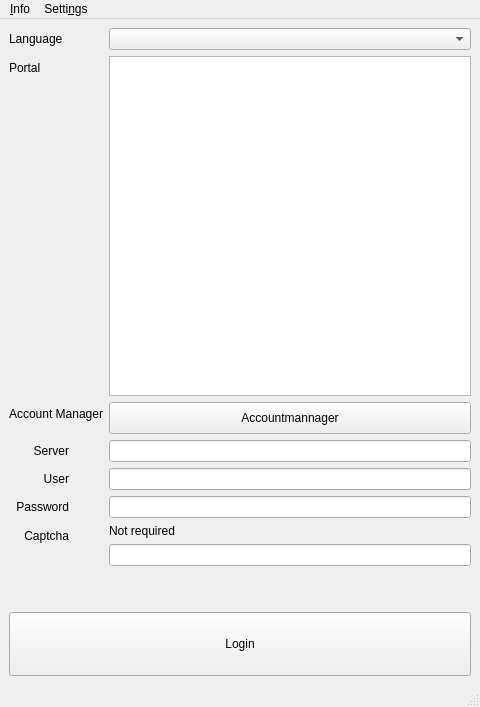
First picture: the form in viur_admin/ui/loginform.ui, repository viur-framework/viur-admin, before the edit.
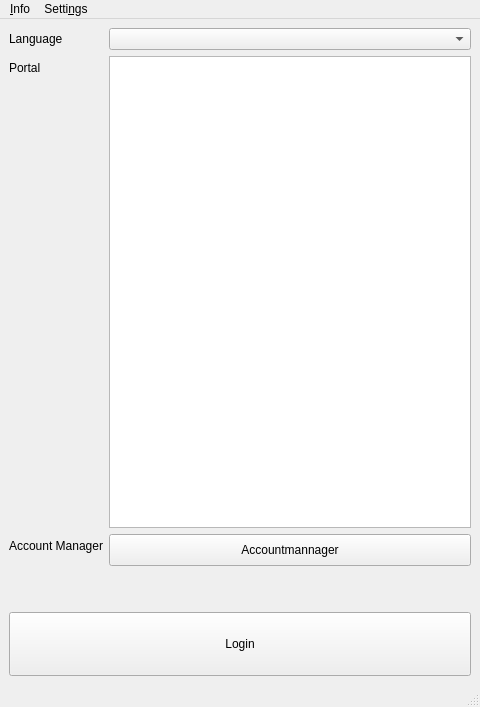
Second picture: the form after the edit. Icons and pictures are not drawn.

The edit to the form file:
```diff
--- a/viur_admin/ui/loginform.ui
+++ b/viur_admin/ui/loginform.ui
@@ -93,108 +93,6 @@
         </property>
        </widget>
       </item>
-      <item row="3" column="0">
-       <widget class="QLabel" name="lblUrl">
-        <property name="minimumSize">
-         <size>
-          <width>60</width>
-          <height>0</height>
-         </size>
-        </property>
-        <property name="text">
-         <string>Server</string>
-        </property>
-        <property name="alignment">
-         <set>Qt::AlignRight|Qt::AlignTrailing|Qt::AlignVCenter</set>
-        </property>
-       </widget>
-      </item>
-      <item row="3" column="1">
-       <widget class="QLineEdit" name="editUrl">
-        <property name="text">
-         <string/>
-        </property>
-       </widget>
-      </item>
-      <item row="4" column="0">
-       <widget class="QLabel" name="lblUsername">
-        <property name="minimumSize">
-         <size>
-          <width>60</width>
-          <height>0</height>
-         </size>
-        </property>
-        <property name="text">
-         <string comment="xy&lt;" extracomment="xy&lt;">User</string>
-        </property>
-        <property name="alignment">
-         <set>Qt::AlignRight|Qt::AlignTrailing|Qt::AlignVCenter</set>
-        </property>
-       </widget>
-      </item>
-      <item row="4" column="1">
-       <widget class="QLineEdit" name="editUsername">
-        <property name="text">
-         <string/>
-        </property>
-       </widget>
-      </item>
-      <item row="5" column="0">
-       <widget class="QLabel" name="lblPassword">
-        <property name="minimumSize">
-         <size>
-          <width>60</width>
-          <height>0</height>
-         </size>
-        </property>
-        <property name="text">
-         <string>Password</string>
-        </property>
-        <property name="alignment">
-         <set>Qt::AlignRight|Qt::AlignTrailing|Qt::AlignVCenter</set>
-        </property>
-       </widget>
-      </item>
-      <item row="5" column="1">
-       <widget class="QLineEdit" name="editPassword">
-        <property name="text">
-         <string/>
-        </property>
-        <property name="echoMode">
-         <enum>QLineEdit::Password</enum>
-        </property>
-       </widget>
-      </item>
-      <item row="6" column="0">
-       <widget class="QLabel" name="lblApikey">
-        <property name="minimumSize">
-         <size>
-          <width>60</width>
-          <height>0</height>
-         </size>
-        </property>
-        <property name="text">
-         <string>Captcha</string>
-        </property>
-        <property name="alignment">
-         <set>Qt::AlignRight|Qt::AlignTrailing|Qt::AlignVCenter</set>
-        </property>
-       </widget>
-      </item>
-      <item row="6" column="1">
-       <layout class="QVBoxLayout" name="verticalLayout">
-        <item>
-         <widget class="QLabel" name="lblCaptcha">
-          <property name="text">
-           <string>Not required</string>
-          </property>
-         </widget>
-        </item>
-        <item>
-         <widget class="QLineEdit" name="editCaptcha"/>
-        </item>
-       </layout>
-      </item>
      </layout>
     </item>
     <item>
```
Left out of the diff: 2 changed lines with no effect on the pictures.
